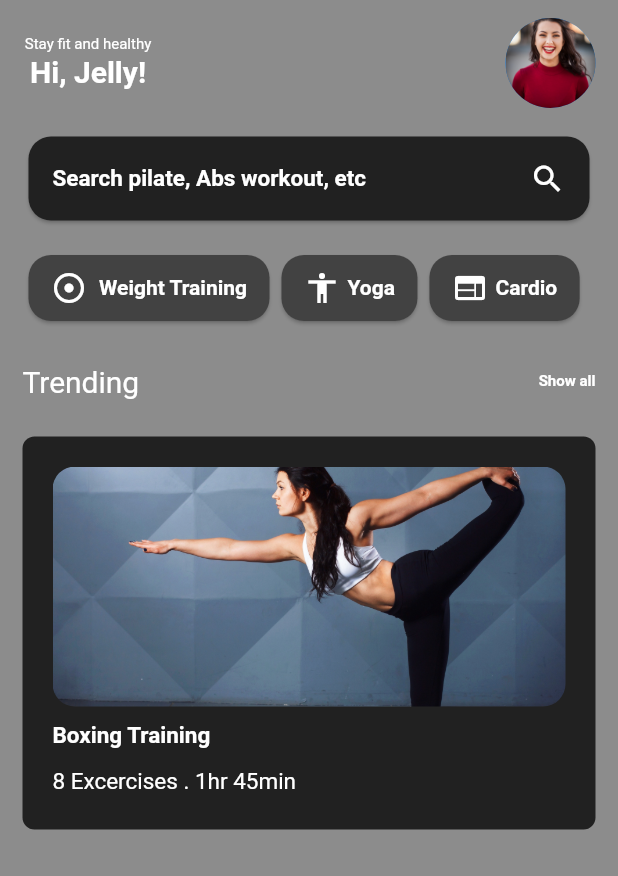
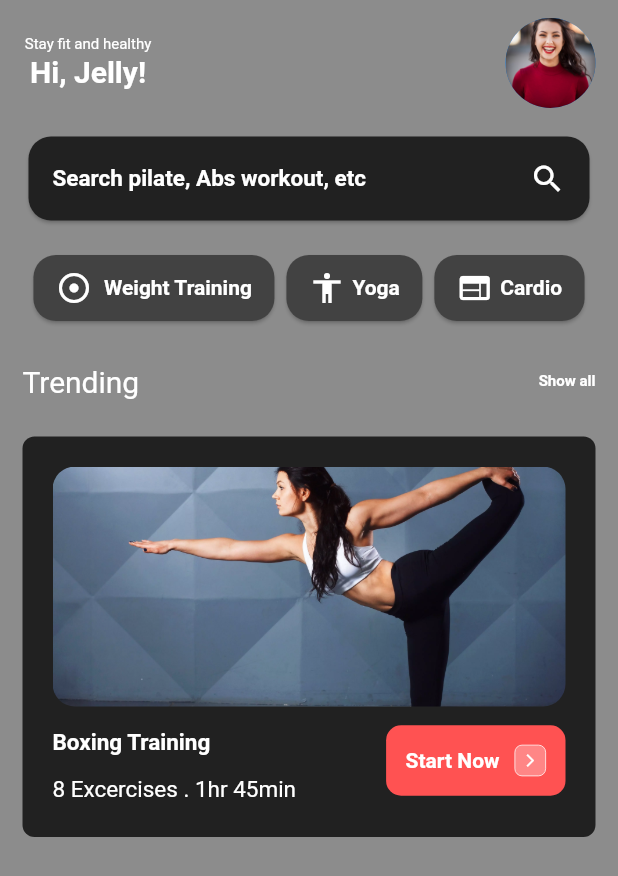
Before and after one commit to FrankOnyemaOrji/practicalApp, a Flutter app: the screen it shows after launch, on a phone screen of 412 x 824 dp. Shown: the top 876 px of the screen. Run offline on Flutter 3.47's test engine with Material 2 defaults, Android fonts, the phone set to English and light mode, and no system bars.

Commit message:
my updates

```diff
--- a/lib/main.dart
+++ b/lib/main.dart
@@ -20,6 +20,7 @@ class _YogaAppState extends State<YogaApp> {
         body: SafeArea(
           child: Padding(
             padding: const EdgeInsets.symmetric(vertical: 12, horizontal: 15),
+            child: SingleChildScrollView(
               child: Column(
                 children: [
                   Row(
@@ -53,7 +54,7 @@ class _YogaAppState extends State<YogaApp> {
                       ),
                       CircleAvatar(
                         radius: 30.0,
-                      backgroundImage: AssetImage('images/happy.jpg'),
+                        backgroundImage: AssetImage('images/happy.webp'),
                       ),
                     ],
                   ),
@@ -91,6 +92,8 @@ class _YogaAppState extends State<YogaApp> {
                   Padding(
                     padding:
                         const EdgeInsets.symmetric(vertical: 0, horizontal: 0),
+                    child: SingleChildScrollView(
+                      scrollDirection: Axis.horizontal,
                       child: Row(
                         children: [
                           Card(
@@ -98,16 +101,27 @@ class _YogaAppState extends State<YogaApp> {
                             shape: RoundedRectangleBorder(
                                 borderRadius: BorderRadius.circular(15.0)),
                             child: Padding(
-                          padding: EdgeInsets.symmetric(vertical: 10, horizontal: 15),
+                              padding: EdgeInsets.symmetric(
+                                  vertical: 10, horizontal: 15),
                               child: Row(
                                 mainAxisSize: MainAxisSize.min,
                                 crossAxisAlignment: CrossAxisAlignment.start,
                                 mainAxisAlignment: MainAxisAlignment.center,
                                 children: [
-                              Icon(Icons.adjust,color: Colors.white,),
+                                  Icon(
+                                    Icons.adjust,
+                                    color: Colors.white,
+                                  ),
                                   SizedBox(width: 8),
-                              Padding(padding: const EdgeInsets.symmetric(vertical: 3.5,horizontal: 0),
-                                child: Text('Weight Training',style: TextStyle(fontWeight: FontWeight.bold,color: Colors.white),),
+                                  Padding(
+                                    padding: const EdgeInsets.symmetric(
+                                        vertical: 3.5, horizontal: 0),
+                                    child: Text(
+                                      'Weight Training',
+                                      style: TextStyle(
+                                          fontWeight: FontWeight.bold,
+                                          color: Colors.white),
+                                    ),
                                   ),
                                 ],
                               ),
@@ -118,16 +132,27 @@ class _YogaAppState extends State<YogaApp> {
                             shape: RoundedRectangleBorder(
                                 borderRadius: BorderRadius.circular(15.0)),
                             child: Padding(
-                          padding: EdgeInsets.symmetric(vertical: 10, horizontal: 15),
+                              padding: EdgeInsets.symmetric(
+                                  vertical: 10, horizontal: 15),
                               child: Row(
                                 mainAxisSize: MainAxisSize.min,
                                 crossAxisAlignment: CrossAxisAlignment.start,
                                 mainAxisAlignment: MainAxisAlignment.center,
                                 children: [
-                              Icon(Icons.accessibility,color: Colors.white,),
+                                  Icon(
+                                    Icons.accessibility,
+                                    color: Colors.white,
+                                  ),
                                   SizedBox(width: 5),
-                              Padding(padding: const EdgeInsets.symmetric(vertical: 3.5, horizontal: 0),
-                                child: Text('Yoga',style: TextStyle(fontWeight: FontWeight.bold,color: Colors.white),),
+                                  Padding(
+                                    padding: const EdgeInsets.symmetric(
+                                        vertical: 3.5, horizontal: 0),
+                                    child: Text(
+                                      'Yoga',
+                                      style: TextStyle(
+                                          fontWeight: FontWeight.bold,
+                                          color: Colors.white),
+                                    ),
                                   ),
                                 ],
                               ),
@@ -138,22 +163,34 @@ class _YogaAppState extends State<YogaApp> {
                             shape: RoundedRectangleBorder(
                                 borderRadius: BorderRadius.circular(15.0)),
                             child: Padding(
-                          padding: EdgeInsets.symmetric(vertical: 10, horizontal: 15),
+                              padding: EdgeInsets.symmetric(
+                                  vertical: 10, horizontal: 15),
                               child: Row(
                                 mainAxisSize: MainAxisSize.min,
                                 crossAxisAlignment: CrossAxisAlignment.start,
                                 mainAxisAlignment: MainAxisAlignment.center,
                                 children: [
-                              Icon(Icons.web,color: Colors.white,),
+                                  Icon(
+                                    Icons.web,
+                                    color: Colors.white,
+                                  ),
                                   SizedBox(width: 5),
-                              Padding(padding: const EdgeInsets.symmetric(vertical: 3.5,horizontal: 0),
-                                child: Text('Cardio',style: TextStyle(fontWeight: FontWeight.bold,color: Colors.white),),
+                                  Padding(
+                                    padding: const EdgeInsets.symmetric(
+                                        vertical: 3.5, horizontal: 0),
+                                    child: Text(
+                                      'Cardio',
+                                      style: TextStyle(
+                                          fontWeight: FontWeight.bold,
+                                          color: Colors.white),
+                                    ),
                                   ),
                                 ],
                               ),
                             ),
                           ),
                         ],
+                      ),
                     ),
                   ),
                   Padding(
@@ -181,22 +218,35 @@ class _YogaAppState extends State<YogaApp> {
                     ),
                   ),
                   Container(
-                  padding: EdgeInsets.symmetric(vertical: 20,horizontal: 20),
+                    padding: EdgeInsets.symmetric(vertical: 20, horizontal: 20),
                     decoration: BoxDecoration(
                       borderRadius: BorderRadius.circular(8.0),
                       color: Colors.grey.shade900,
                     ),
                     alignment: Alignment.center,
                     child: Column(
+                      crossAxisAlignment: CrossAxisAlignment.start,
                       children: [
                         ClipRRect(
                           borderRadius: BorderRadius.circular(15.0),
-                        child: Image.asset('images/yoga4.jpg',height: 160,width: 400,fit: BoxFit.fitWidth,colorBlendMode: BlendMode.darken,),
+                          child: Image.asset(
+                            'images/yoga4.webp',
+                            height: 160,
+                              width: double.infinity,
+                            fit: BoxFit.fitWidth,
+                            colorBlendMode: BlendMode.darken,
                           ),
-                      Align(
-                        alignment: Alignment.topLeft,
-                        child: Padding(
-                          padding: const EdgeInsets.symmetric(vertical: 10,horizontal: 0),
+                        ),
+                        SizedBox(height: 5.0),
+                        Row(
+                          mainAxisAlignment: MainAxisAlignment.spaceBetween,
+                          children: [
+                            Column(
+                              crossAxisAlignment: CrossAxisAlignment.start,
+                              children: [
+                                Padding(
+                                  padding: const EdgeInsets.symmetric(
+                                      vertical: 10, horizontal: 0),
                                   child: Text(
                                     'Boxing Training',
                                     style: TextStyle(
@@ -206,11 +256,9 @@ class _YogaAppState extends State<YogaApp> {
                                     ),
                                   ),
                                 ),
-                      ),
-                      Align(
-                        alignment: Alignment.topLeft,
-                        child: Padding(
-                          padding: const EdgeInsets.symmetric(vertical: 3,horizontal: 0),
+                                Padding(
+                                  padding: const EdgeInsets.symmetric(
+                                      vertical: 3, horizontal: 0),
                                   child: Text(
                                     '8 Excercises . 1hr 45min',
                                     style: TextStyle(
@@ -219,23 +267,48 @@ class _YogaAppState extends State<YogaApp> {
                                     ),
                                   ),
                                 ),
+                              ],
                             ),
-                      //This is where my problem is the card is not showing can you help....
-                      //uncomment it so you can fix it....
-                     /**Card(
-                        color: Colors.red,
-                        shape: RoundedRectangleBorder(borderRadius: BorderRadius.circular(15.0),),
-                        child: ListTile(leading: Row( children: [
-                          Text('Start Now',
+                            GestureDetector(
+                              onTap: () {},
+                              child: Container(
+                                padding: const EdgeInsets.all(13.0),
+                                decoration: BoxDecoration(
+                                  borderRadius: BorderRadius.circular(10.0),
+                                  color: Colors.redAccent,
+                                ),
+                                child:  Row(
+                                  mainAxisAlignment: MainAxisAlignment.spaceBetween,
+                                  children: [
+                                    Text(
+                                      'Start Now',
                                       style: TextStyle(
                                         fontWeight: FontWeight.bold,
                                         color: Colors.white,
                                       ),
                                     ),
+                                    SizedBox(width: 10.0),
+                                    Container(
+                                      decoration: BoxDecoration(
+                                        border: Border.all(
+                                          width: 0.5,
+                                          color: Colors.white,
+                                        ),
+                                        borderRadius: BorderRadius.circular(5),
+                                        color: Colors.white.withOpacity(0.3),
+                                      ),
+                                      padding: const EdgeInsets.all(5),
+                                      child: Icon(Icons.arrow_forward_ios, size: 10.0, color: Colors.white,),
+                                    ),
                                   ],
                                 ),
                               ),
-                      ),**/
+                            ),
+                          ],
+                        ),
+
+                        //This is where my problem is the card is not showing can you help....
+                        //uncomment it so you can fix it...
                       ],
                     ),
                   ),
@@ -244,6 +317,7 @@ class _YogaAppState extends State<YogaApp> {
             ),
           ),
         ),
+      ),
     );
   }
 }
```
Also changed, not shown: images/happy.jpg (deleted), images/happy.webp (added), images/onyema.jpg (deleted), images/onyema.webp (added), images/yoga1.jpg (deleted), images/yoga1.webp (added), images/yoga3.jpg (deleted), images/yoga3.webp (added), images/yoga4.jpg (deleted), images/yoga4.webp (added), images/yoga5.jpg (deleted), pubspec.lock, 3 other files. Lines whose indentation alone changed are shown as unchanged.
